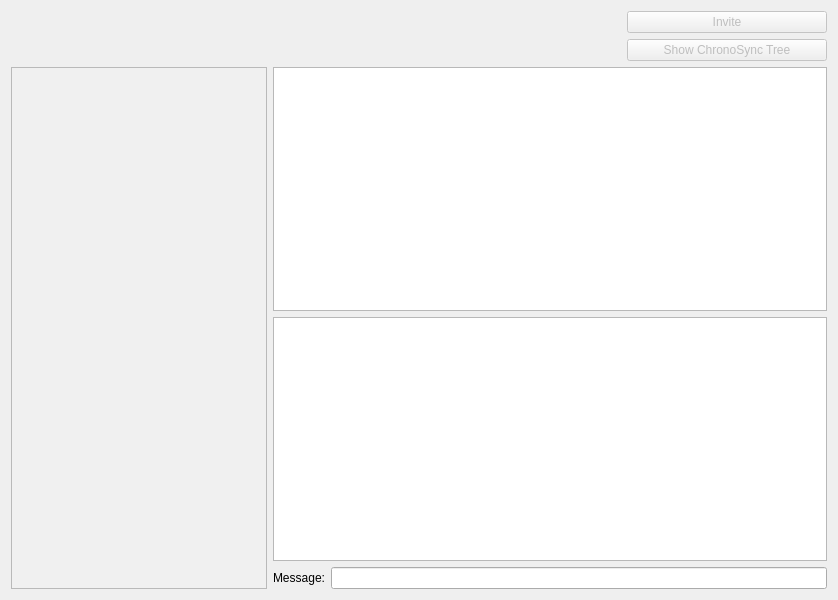
This is src/chat-dialog.ui in named-data/ChronoChat as Qt 5 draws it before an edit. The edited form follows.
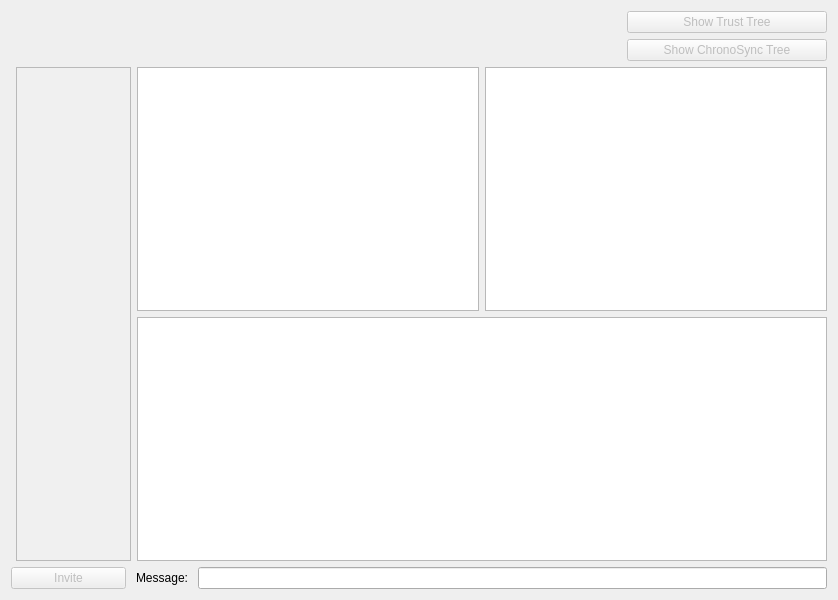
This is the edited form.

Commit message: gui: Display the trust tree

```diff
--- a/src/chat-dialog.ui
+++ b/src/chat-dialog.ui
@@ -13,15 +13,9 @@
   <property name="windowTitle">
    <string>ChronoChat -- Powered By ChronoSync</string>
   </property>
-  <layout class="QVBoxLayout">
-   <property name="spacing">
-    <number>6</number>
-   </property>
+  <layout class="QVBoxLayout" name="verticalLayout_2">
    <item>
-    <layout class="QHBoxLayout" name="horizontalLayout">
-     <property name="spacing">
-      <number>-1</number>
-     </property>
+    <layout class="QHBoxLayout" name="firstLayout">
      <item>
       <layout class="QVBoxLayout" name="infoLayout">
        <item>
@@ -58,17 +52,32 @@
       </spacer>
      </item>
      <item>
-      <layout class="QVBoxLayout" name="buttonLayout">
-       <property name="sizeConstraint">
-        <enum>QLayout::SetFixedSize</enum>
-       </property>
+      <layout class="QVBoxLayout" name="treeButtonLayout">
        <item>
-        <widget class="QPushButton" name="inviteButton">
+        <widget class="QPushButton" name="trustTreeButton">
          <property name="enabled">
           <bool>false</bool>
          </property>
+         <property name="sizePolicy">
+          <sizepolicy hsizetype="Expanding" vsizetype="Fixed">
+           <horstretch>0</horstretch>
+           <verstretch>0</verstretch>
+          </sizepolicy>
+         </property>
+         <property name="minimumSize">
+          <size>
+           <width>0</width>
+           <height>0</height>
+          </size>
+         </property>
+         <property name="maximumSize">
+          <size>
+           <width>200</width>
+           <height>16777215</height>
+          </size>
+         </property>
          <property name="text">
-          <string>Invite</string>
+          <string>Show Trust Tree</string>
          </property>
          <property name="autoDefault">
           <bool>false</bool>
@@ -111,11 +120,14 @@
     </layout>
    </item>
    <item>
-    <layout class="QHBoxLayout" name="chatLayout_2">
+    <layout class="QHBoxLayout" name="secondLayout" stretch="1,6">
+     <property name="leftMargin">
+      <number>5</number>
+     </property>
      <item>
       <widget class="QListView" name="listView">
        <property name="sizePolicy">
-        <sizepolicy hsizetype="Fixed" vsizetype="Expanding">
+        <sizepolicy hsizetype="Expanding" vsizetype="Expanding">
          <horstretch>0</horstretch>
          <verstretch>0</verstretch>
         </sizepolicy>
@@ -148,11 +160,22 @@
      <item>
       <layout class="QVBoxLayout" name="messageLayout">
        <item>
-        <widget class="QGraphicsView" name="treeViewer">
+        <layout class="QHBoxLayout" name="treeViewLayout">
+         <item>
+          <widget class="QGraphicsView" name="syncTreeViewer">
          <property name="focusPolicy">
           <enum>Qt::NoFocus</enum>
          </property>
         </widget>
+         </item>
+         <item>
+          <widget class="QGraphicsView" name="trustTreeViewer">
+           <property name="focusPolicy">
+            <enum>Qt::NoFocus</enum>
+           </property>
+          </widget>
+         </item>
+        </layout>
        </item>
        <item>
         <widget class="QTextEdit" name="textEdit">
@@ -164,6 +187,43 @@
          </property>
         </widget>
        </item>
+      </layout>
+     </item>
+    </layout>
+   </item>
+   <item>
+    <layout class="QHBoxLayout" name="thirdLayout" stretch="1,6">
+     <property name="spacing">
+      <number>10</number>
+     </property>
+     <property name="leftMargin">
+      <number>0</number>
+     </property>
+     <item>
+      <widget class="QPushButton" name="inviteButton">
+       <property name="enabled">
+        <bool>false</bool>
+       </property>
+       <property name="sizePolicy">
+        <sizepolicy hsizetype="Expanding" vsizetype="Fixed">
+         <horstretch>0</horstretch>
+         <verstretch>0</verstretch>
+        </sizepolicy>
+       </property>
+       <property name="minimumSize">
+        <size>
+         <width>0</width>
+         <height>0</height>
+        </size>
+       </property>
+       <property name="text">
+        <string>Invite</string>
+       </property>
+       <property name="autoDefault">
+        <bool>false</bool>
+       </property>
+      </widget>
+     </item>
        <item>
         <layout class="QHBoxLayout" name="inputLayout">
          <item>
@@ -175,8 +235,6 @@
          </item>
          <item>
           <widget class="QLineEdit" name="lineEdit"/>
-         </item>
-        </layout>
        </item>
       </layout>
      </item>
```
Left out of the diff: 11 changed lines with no effect on the pictures. Lines whose indentation alone changed are shown as unchanged. The commit also changes 11 other files.
